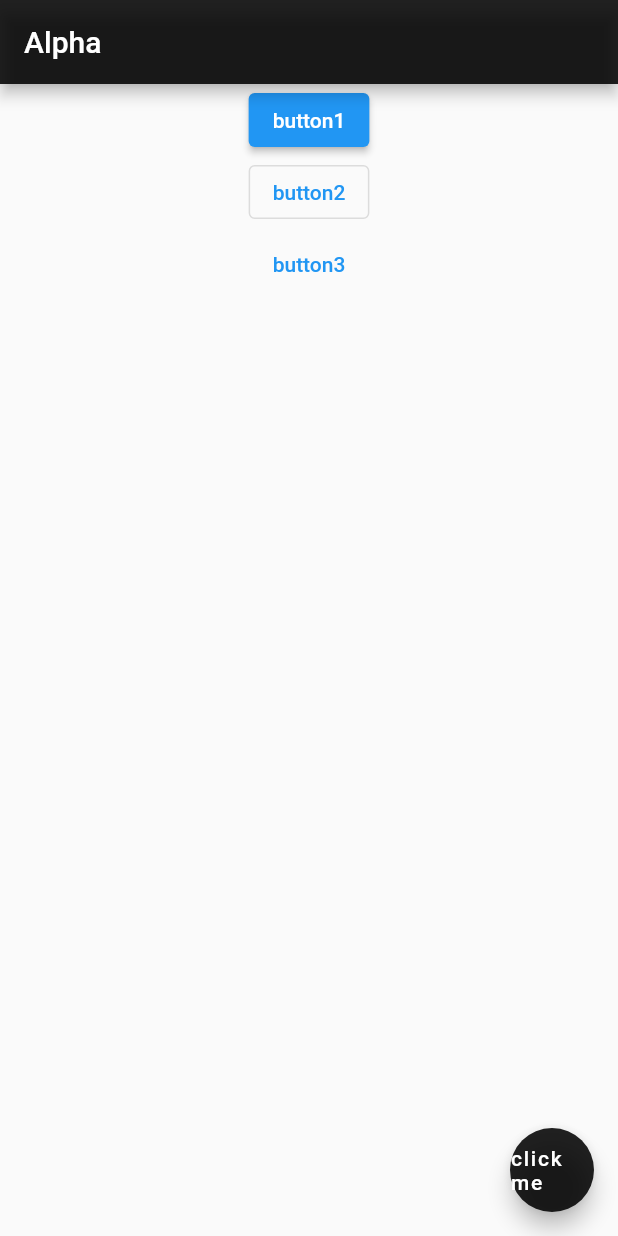
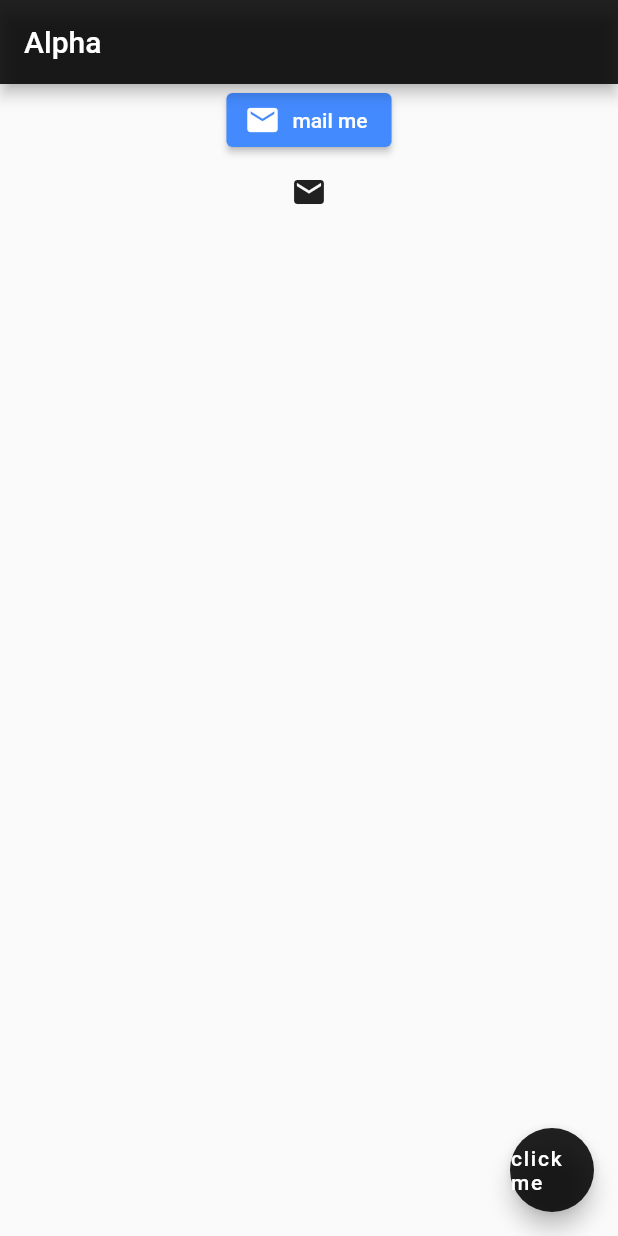
Before and after one commit to Hacikes/flutterapp, a Flutter app: the screen it shows after launch, on a phone screen of 412 x 824 dp. Run offline on Flutter 3.47's test engine with Material 2 defaults, Android fonts, the phone set to English and light mode, and no system bars.

Commit message:
Добавлена кастомизация внешнего вида кнопки со значком и добавлена кнопка в виде значка(точно пригодится)

```diff
--- a/lib/main.dart
+++ b/lib/main.dart
@@ -24,32 +24,29 @@ class Home extends StatelessWidget {
            children: [
              // Можно задать Expended за место Container, чтобы кнопки было по всей ширене
              Container(
-               // Задаём кнопки
-               child: (ElevatedButton(
-                 onPressed: () {
-                   print('Хорош');
-                 },
-                 child: const Text('button1'),
+               // Задаём кнопку
+               child: (ElevatedButton.icon(
+                 onPressed: () {},
+                 style: ElevatedButton.styleFrom(
+                   backgroundColor: Colors.blueAccent,
+                 ),
+                 //Добавление иконки
+                 icon: const Icon(
+                   Icons.mail
+                 ),
+                 // Добавление Label
+                 label: const Text('mail me'),
                  )
                ),
              ),
              Container(
-               // Задаём кнопки
-               child: (OutlinedButton(
-                 onPressed: () {
-                   print('Мегахорош');
-                 },
-                 child: const Text('button2'),
-               )
-               ),
-             ),
-             Container(
-               // Задаём кнопки
-               child: (TextButton(
-                 onPressed: () {
-                   print('Отсановись');
-                 },
-                 child: const Text('button3'),
+               // Задаём кнопку в виде иконки
+               child: (IconButton(
+                 onPressed: () {},
+                 //Добавление иконки
+                 icon: const Icon(
+                     Icons.mail
+                 ),
                )
                ),
              ),
```
